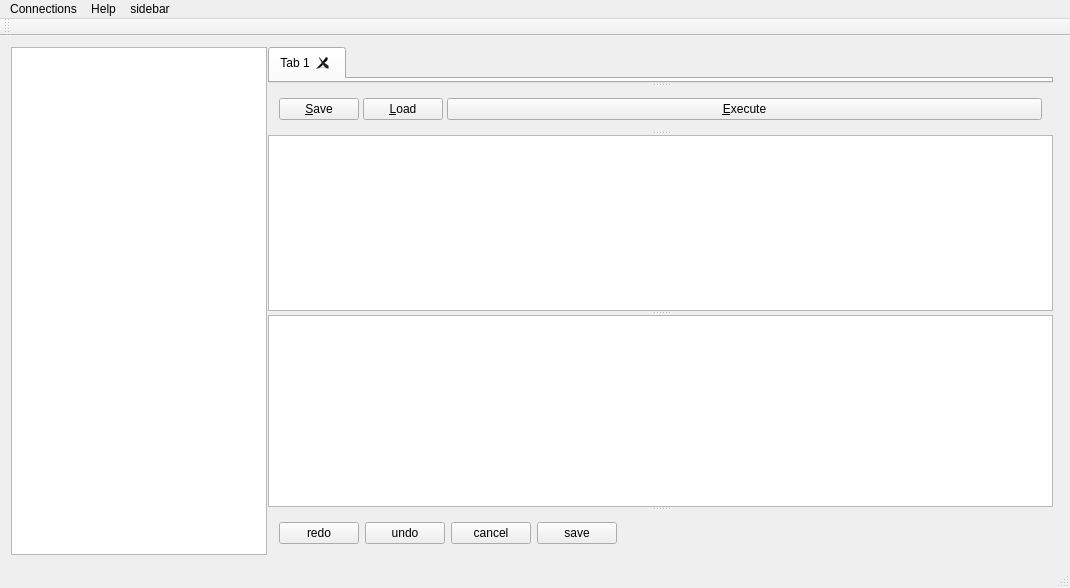
Qt form mainwindow.ui (mastercad/DBManager) before a commit.
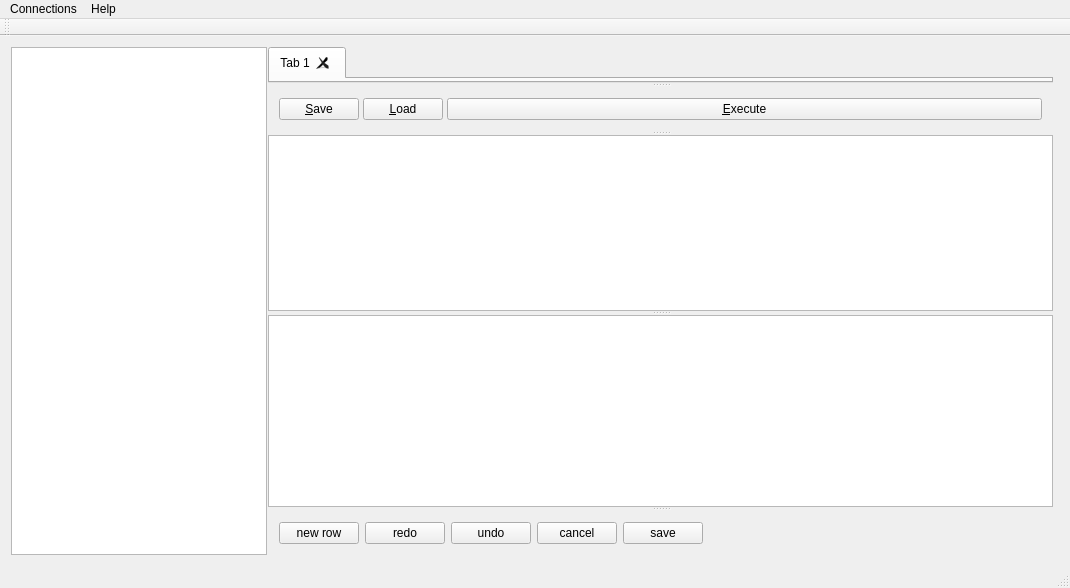
The same form after that commit. Icons and pictures are not drawn.

What changed in the file:
```diff
--- a/mainwindow.ui
+++ b/mainwindow.ui
@@ -292,7 +292,14 @@
         </property>
        </widget>
        <widget class="QWidget" name="horizontalLayoutWidget">
-        <layout class="QHBoxLayout" name="queryResultOptionsContainer" stretch="0,0,0,0,0">
+        <layout class="QHBoxLayout" name="queryResultOptionsContainer" stretch="0,0,0,0,0,0">
+         <item>
+          <widget class="QPushButton" name="btnAddNewRow">
+           <property name="text">
+            <string>new row</string>
+           </property>
+          </widget>
+         </item>
          <item>
           <widget class="QPushButton" name="btnQueryResultRedo">
            <property name="text">
@@ -414,16 +421,10 @@
     </property>
     <addaction name="actionAboutDBManager"/>
     <addaction name="actionCheckForUpdates"/>
-   </widget>
-   <widget class="QMenu" name="menuSideBar">
-    <property name="title">
-     <string>sidebar</string>
-    </property>
-    <addaction name="actionSideBar"/>
+    <addaction name="actionReleaseNotes"/>
    </widget>
    <addaction name="menuMain_Tool_Bar"/>
    <addaction name="menuHilfe"/>
-   <addaction name="menuSideBar"/>
   </widget>
   <widget class="QToolBar" name="mainToolBar">
    <attribute name="toolBarArea">
```
Left out of the diff: 7 changed lines with no effect on the pictures.
